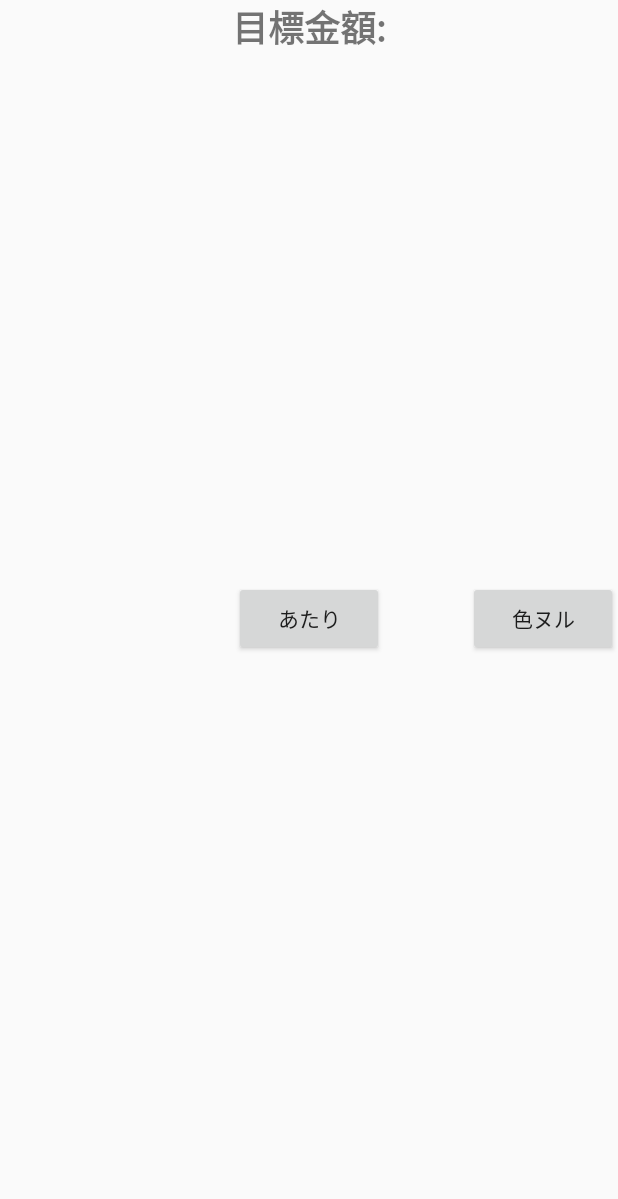
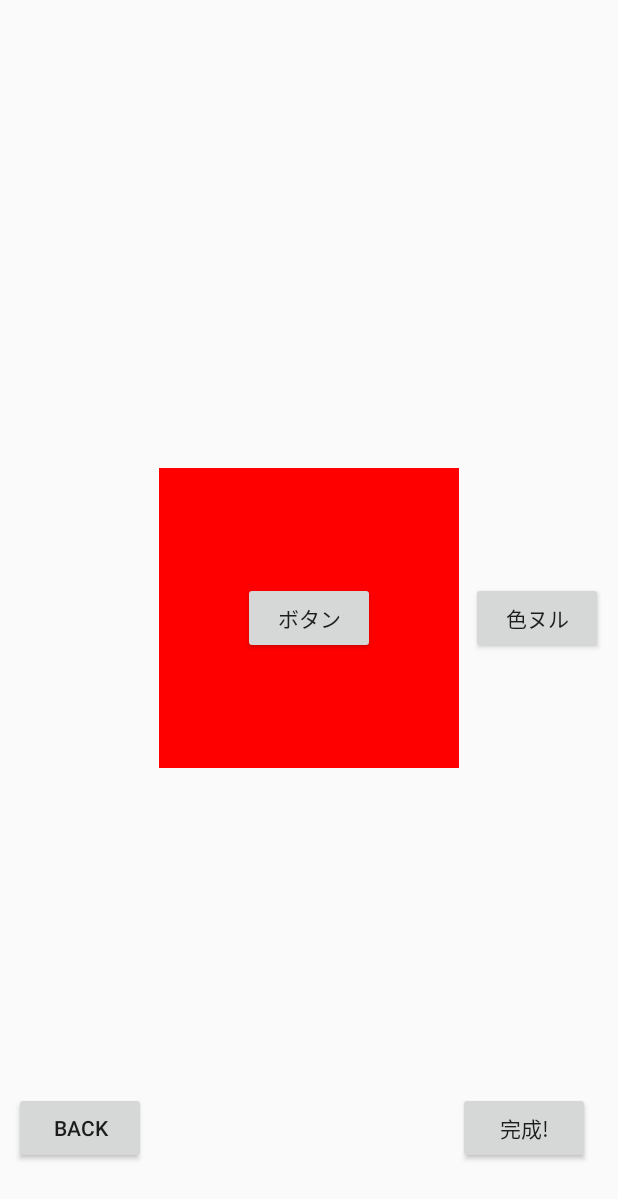
Before and after one commit to wakayamakennto/Painting, an Android app built with Jetpack Compose: the MainActivity screen opened directly, with no data from a screen before it, on a phone screen of 412 x 824 dp. Shown: the top 1199 px of the screen. Run offline under Robolectric (Android 15) with nearby library versions, the phone set to English and light mode, and no system bars.

Commit message:
画面遷移修正

```diff
--- a/HelloWorld/app/src/main/java/com/example/helloworld/MainActivity.kt
+++ b/HelloWorld/app/src/main/java/com/example/helloworld/MainActivity.kt
@@ -11,16 +11,7 @@ import android.view.View
 import android.widget.Button
 import android.widget.Toast
 import androidx.activity.ComponentActivity
-import androidx.compose.foundation.layout.fillMaxSize
-import androidx.compose.foundation.layout.padding
-import androidx.compose.material3.Scaffold
-import androidx.compose.material3.Text
-import androidx.compose.ui.Modifier
 import androidx.compose.ui.platform.ComposeView
-import androidx.compose.ui.unit.dp
-import androidx.compose.ui.unit.sp
-import androidx.compose.runtime.Composable
-import com.example.helloworld.ui.theme.HelloWorldTheme
 
 class MainActivity : ComponentActivity() {
     override fun onCreate(savedInstanceState: Bundle?) {
@@ -36,7 +27,9 @@ class MainActivity : ComponentActivity() {
         val myButton = findViewById<Button>(R.id.paint)
         val customView = findViewById<CustomView>(R.id.custom_view)
 
-        val backButton: Button = findViewById(R.id.Back)
+        val backButton = findViewById<Button>(R.id.Back_btn)
+
+        val unlucky = findViewById<Button>(R.id.btn)
         backButton.setOnClickListener {
             // SecondActivityに遷移
             finish()
@@ -46,22 +39,19 @@ class MainActivity : ComponentActivity() {
             customView.visibility = View.VISIBLE // カスタムビューを表示
             customView.invalidate() // 再描画を要求
         }
+
+        unlucky.setOnClickListener{
+            Toast.makeText(this, "はずれ", Toast.LENGTH_LONG).show()
+        }
+
+        val start = findViewById<Button>(R.id.complete)
+        start.setOnClickListener{
+            val intent = Intent(this,Result::class.java)
+            startActivity(intent)
+        }
     }
 
-    fun Back(view:View){
-        Toast.makeText(this, "ボタンがクリックされました！", Toast.LENGTH_SHORT).show()
-        finish()
-    }
-
-    fun Paint(view:View){
-        Toast.makeText(this, "色ヌルボタンがクリックされました！", Toast.LENGTH_SHORT).show()
-    }
-
-    fun onClickMyButton(view: View) {
-        Toast.makeText(this, "はずれ", Toast.LENGTH_LONG).show()
-    }
 }
-
 // CustomViewの定義 (従来のビュー)
 class CustomView(context: Context?, attrs: AttributeSet? = null) : View(context, attrs) {
     private var paint: Paint? = null
--- /dev/null
+++ b/HelloWorld/app/src/main/java/com/example/helloworld/Result.kt
@@ -0,0 +1,13 @@
+package com.example.helloworld
+
+import android.os.Bundle
+import android.widget.Button
+import androidx.appcompat.app.AppCompatActivity
+
+class Result : AppCompatActivity(){
+    override fun onCreate(savedInstanceState: Bundle?) {
+        super.onCreate(savedInstanceState)
+        setContentView(R.layout.result_menu)
+
+    }
+}
--- a/HelloWorld/app/src/main/java/com/example/helloworld/SecondActivity.kt
+++ b/HelloWorld/app/src/main/java/com/example/helloworld/SecondActivity.kt
@@ -1,12 +1,22 @@
 package com.example.helloworld
 
 import android.os.Bundle
+import android.widget.Button
 import androidx.appcompat.app.AppCompatActivity
+import android.content.Intent
 
 class SecondActivity : AppCompatActivity() {
 
     override fun onCreate(savedInstanceState: Bundle?) {
         super.onCreate(savedInstanceState)
         setContentView(R.layout.start_screen) // 次の画面のレイアウトを設定
+
+        val start = findViewById<Button>(R.id.change_btn)
+        start.setOnClickListener{
+            val intent = Intent(this,MainActivity::class.java)
+            startActivity(intent)
+        }
     }
+
+
 }
--- a/HelloWorld/app/src/main/res/layout/activity_main.xml
+++ b/HelloWorld/app/src/main/res/layout/activity_main.xml
@@ -1,77 +1,70 @@
 <?xml version="1.0" encoding="utf-8"?>
-<androidx.constraintlayout.widget.ConstraintLayout
-    xmlns:android="http://schemas.android.com/apk/res/android"
+<androidx.constraintlayout.widget.ConstraintLayout xmlns:android="http://schemas.android.com/apk/res/android"
     xmlns:app="http://schemas.android.com/apk/res-auto"
     xmlns:tools="http://schemas.android.com/tools"
-    android:orientation="vertical"
-    tools:context=".MainActivity"
-    android:gravity="center"
     android:layout_width="match_parent"
     android:layout_height="match_parent">
+
+    <Button
+        android:id="@+id/btn"
+        android:layout_width="wrap_content"
+        android:layout_height="wrap_content"
+        android:text="ボタン"
+        app:layout_constraintBottom_toBottomOf="parent"
+        app:layout_constraintEnd_toEndOf="parent"
+        app:layout_constraintStart_toStartOf="parent"
+        app:layout_constraintTop_toTopOf="parent" />
+
+    <Button
+        android:id="@+id/Back_btn"
+        android:layout_width="wrap_content"
+        android:layout_height="wrap_content"
+        android:text="back"
+        app:layout_constraintBottom_toBottomOf="parent"
+        app:layout_constraintEnd_toStartOf="@+id/btn"
+        app:layout_constraintHorizontal_bias="0.122"
+        app:layout_constraintStart_toStartOf="parent"
+        app:layout_constraintTop_toTopOf="parent"
+        app:layout_constraintVertical_bias="0.938" />
+
+    <Button
+        android:id="@+id/paint"
+        android:layout_width="wrap_content"
+        android:layout_height="wrap_content"
+        android:text="色ヌル"
+        app:layout_constraintBottom_toBottomOf="parent"
+        app:layout_constraintEnd_toEndOf="parent"
+        app:layout_constraintHorizontal_bias="0.868"
+        app:layout_constraintStart_toEndOf="@+id/btn"
+        app:layout_constraintTop_toTopOf="parent" />
+
+    <Button
+        android:id="@+id/complete"
+        android:layout_width="wrap_content"
+        android:layout_height="wrap_content"
+        android:text="完成!"
+        app:layout_constraintBottom_toBottomOf="parent"
+        app:layout_constraintEnd_toEndOf="parent"
+        app:layout_constraintHorizontal_bias="0.943"
+        app:layout_constraintStart_toStartOf="parent"
+        app:layout_constraintTop_toBottomOf="@+id/paint"
+        app:layout_constraintVertical_bias="0.859" />
+
+    <com.example.helloworld.CustomView
+        android:id = "@+id/custom_view"
+        android:layout_width="wrap_content"
+        android:layout_height="wrap_content"
+        app:layout_constraintBottom_toBottomOf="parent"
+        app:layout_constraintStart_toStartOf="parent"
+        app:layout_constraintTop_toTopOf="parent"
+        />
 
     <androidx.compose.ui.platform.ComposeView
         android:id="@+id/compose_view"
         android:layout_width="wrap_content"
         android:layout_height="wrap_content"
-        app:layout_constraintEnd_toEndOf="parent"
-        app:layout_constraintHorizontal_bias="0.0"
-        app:layout_constraintStart_toStartOf="parent"
-        app:layout_constraintTop_toTopOf="parent">
-
-    </androidx.compose.ui.platform.ComposeView>
-    <!--目標金額-->
-    <TextView
-        android:id="@+id/textView"
-        android:layout_width="wrap_content"
-        android:layout_height="wrap_content"
-        android:textSize = "24sp"
-        android:textStyle="bold"
-        android:text="目標金額:"
-        app:layout_constraintEnd_toEndOf="parent"
-        app:layout_constraintStart_toStartOf="parent"
-        app:layout_constraintTop_toTopOf="parent"
-        />
-
-    <!--ボタンボタン-->
-    <Button
-        android:id="@+id/change_btn"
-        android:layout_width="100dp"
-        android:layout_height="50dp"
-        android:onClick="onClickMyButton"
-        android:text="あたり"
         app:layout_constraintBottom_toBottomOf="parent"
-        app:layout_constraintEnd_toEndOf="parent"
         app:layout_constraintStart_toStartOf="parent"
         app:layout_constraintTop_toTopOf="parent" />
 
-    <!--色ヌル-->
-    <Button
-        android:id="@+id/paint"
-        android:layout_width="100dp"
-        android:layout_height="50dp"
-        android:onClick="Paint"
-        android:text="色ヌル"
-        app:layout_constraintBottom_toBottomOf="parent"
-        app:layout_constraintEnd_toEndOf="parent"
-        app:layout_constraintTop_toTopOf="parent" />
-
-    <!--戻る-->
-    <Button
-        android:id="@+id/Back"
-        android:layout_width="100dp"
-        android:layout_height="50dp"
-        android:layout_marginEnd="1152dp"
-        android:onClick="Back"
-        android:text="戻る"
-        app:layout_constraintBottom_toBottomOf="parent"
-        app:layout_constraintEnd_toEndOf="parent"
-        app:layout_constraintTop_toTopOf="parent"
-        app:layout_constraintVertical_bias="0.978" />
-
-    <com.example.helloworld.CustomView
-        android:id="@+id/custom_view"
-        android:layout_width="match_parent"
-        android:layout_height="match_parent"
-        android:visibility="gone" /> <!-- 初期状態で非表示 -->
-
 </androidx.constraintlayout.widget.ConstraintLayout>
--- /dev/null
+++ b/HelloWorld/app/src/main/res/layout/result_menu.xml
@@ -0,0 +1,8 @@
+<?xml version="1.0" encoding="utf-8"?>
+<androidx.constraintlayout.widget.ConstraintLayout xmlns:android="http://schemas.android.com/apk/res/android"
+    android:layout_width="match_parent"
+    android:layout_height="match_parent">
+
+
+
+</androidx.constraintlayout.widget.ConstraintLayout>
```
